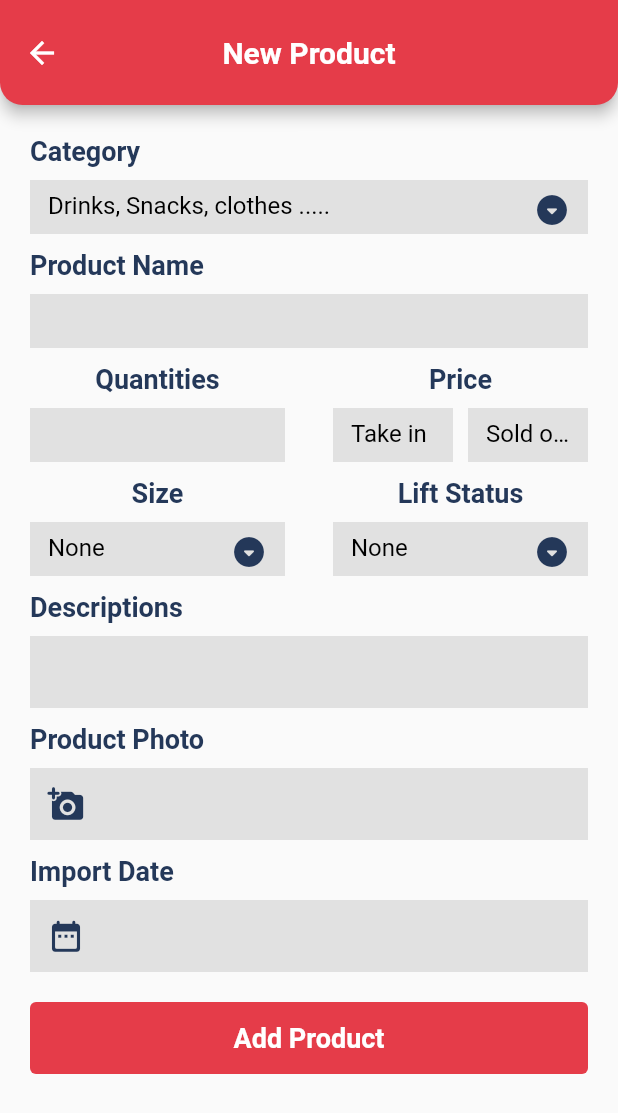
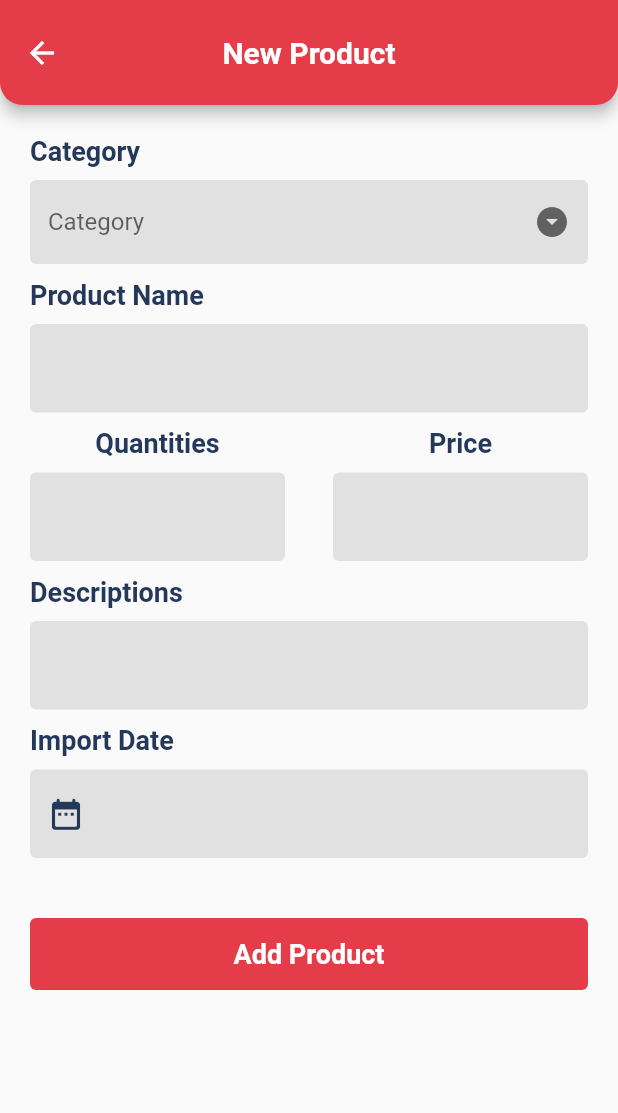
Before and after one commit to darot-chen/MyStockApp, a Flutter app: the AddProductPage screen opened directly, on a phone screen of 412 x 824 dp. Shown: the top 1113 px of the screen. Run offline on Flutter 3.47's test engine with Material 2 defaults, Android fonts, the phone set to English and light mode, and no system bars; our stand-ins replace dropdown_formfield, syncfusion_flutter_calendar.

Commit message:
git status

```diff
--- a/lib/screens/add_product_screen.dart
+++ b/lib/screens/add_product_screen.dart
@@ -1,5 +1,7 @@
+import 'package:dropdown_formfield/dropdown_formfield.dart';
 import 'package:flutter/material.dart';
 import 'package:my_stock/components/my_app_bar.dart';
+import 'package:my_stock/components/my_dropdown.dart';
 import 'package:my_stock/screens/product_detail_screen.dart';
 
 class AddProductPage extends StatefulWidget {
@@ -22,14 +24,15 @@ const MaterialColor _buttonTextColor = MaterialColor(0xFFE53C49, <int, Color>{
 
 class _AddProductPageState extends State<AddProductPage> {
   var _scaffoldKey = GlobalKey<ScaffoldState>();
+  var _formKey = GlobalKey<FormState>();
+
   TextEditingController etCategory = new TextEditingController();
   TextEditingController etProductName = new TextEditingController();
   TextEditingController etStock = new TextEditingController();
-  TextEditingController etTakein = new TextEditingController();
-  TextEditingController etSoldout = new TextEditingController();
-  TextEditingController etSize = new TextEditingController();
+  TextEditingController etPrice = new TextEditingController();
   TextEditingController etDescript = new TextEditingController();
   TextEditingController etProductPhoto = new TextEditingController();
+  TextEditingController etImportDate = new TextEditingController();
 
   DateTime _date = DateTime.now();
   Future<Null> _selectDate(BuildContext context) async {
@@ -38,6 +41,10 @@ class _AddProductPageState extends State<AddProductPage> {
       initialDate: _date,
       firstDate: DateTime(1999),
       lastDate: DateTime(2050),
+      textDirection: TextDirection.ltr,
+      initialDatePickerMode: DatePickerMode.year,
+      selectableDayPredicate: (DateTime val) =>
+          val.weekday == 6 || val.weekday == 7 ? false : true,
       builder: (BuildContext context, Widget child) {
         return Theme(
           data: ThemeData(
@@ -69,7 +76,9 @@ class _AddProductPageState extends State<AddProductPage> {
   }
 
   get _buildBody {
-    return Container(
+    return Form(
+      key: _formKey,
+      child: Container(
         padding: EdgeInsets.all(20),
         child: ListView(
           children: [
@@ -85,24 +94,17 @@ class _AddProductPageState extends State<AddProductPage> {
             SizedBox(
               height: 10,
             ),
-          _buildSizes,
-          SizedBox(
-            height: 10,
-          ),
             _buildDescript,
-          SizedBox(
-            height: 10,
-          ),
-          _buildProductPhoto,
             SizedBox(
               height: 10,
             ),
             _buildImportDate,
             SizedBox(
-            height: 20,
+              height: 40,
             ),
             _buildButtonAdd,
           ],
+        ),
       ),
     );
   }
@@ -126,24 +128,15 @@ class _AddProductPageState extends State<AddProductPage> {
             height: 9,
           ),
           Container(
-            height: 36,
-            child: TextField(
-              controller: etCategory,
-              autocorrect: true,
-              decoration: InputDecoration(
-                fillColor: Color(0xFFE1E1E1),
-                filled: true,
-                hintText: "Drinks, Snacks, clothes .....",
-                hintStyle: TextStyle(color: Color(0xFF000000)),
-                suffixIcon: IconButton(
-                    icon: Icon(
-                      Icons.arrow_drop_down_circle_rounded,
-                      size: 24,
-                      color: Color(0xFF243859),
-                    ),
-                    onPressed: () {}),
-                border: InputBorder.none,
-              ),
+            alignment: Alignment.center,
+            child: MyDropDown(
+              height: 48,
+              items: ['Drinks', 'Snacks', 'Clothes'],
+              onChanged: (value) {
+                setState(() {});
+              },
+              hintText: Text('Category'),
+              icon: Icon(Icons.arrow_drop_down_circle),
             ),
           ),
         ],
@@ -170,16 +163,27 @@ class _AddProductPageState extends State<AddProductPage> {
             height: 9,
           ),
           Container(
-            height: 36,
-            child: TextField(
+            child: TextFormField(
               controller: etProductName,
+              validator: (value) {
+                if (value == null || value.isEmpty) {
+                  return 'Please enter product name';
+                }
+                return null;
+              },
               autocorrect: true,
               decoration: InputDecoration(
                 fillColor: Color(0xFFE1E1E1),
                 filled: true,
                 hintText: "",
                 hintStyle: TextStyle(color: Color(0xFF000000)),
-                border: InputBorder.none,
+                border: OutlineInputBorder(
+                  borderRadius: BorderRadius.circular(4),
+                  borderSide: BorderSide(
+                    width: 0,
+                    style: BorderStyle.none,
+                  ),
+                ),
               ),
             ),
           ),
@@ -218,17 +222,28 @@ class _AddProductPageState extends State<AddProductPage> {
             height: 9,
           ),
           Container(
-            height: 36,
             width: 170,
-            child: TextField(
+            child: TextFormField(
               controller: etStock,
+              validator: (value) {
+                if (value == null || value.isEmpty) {
+                  return 'Please enter stock';
+                }
+                return null;
+              },
               autocorrect: true,
               decoration: InputDecoration(
                 fillColor: Color(0xFFE1E1E1),
                 filled: true,
                 hintText: "",
                 hintStyle: TextStyle(color: Color(0xFF000000)),
-                border: InputBorder.none,
+                border: OutlineInputBorder(
+                  borderRadius: BorderRadius.circular(4),
+                  borderSide: BorderSide(
+                    width: 0,
+                    style: BorderStyle.none,
+                  ),
+                ),
               ),
             ),
           ),
@@ -256,142 +271,28 @@ class _AddProductPageState extends State<AddProductPage> {
             height: 9,
           ),
           Container(
-            child: Row(
-              children: [
-                Container(
-                  height: 36,
-                  width: 80,
-                  child: TextField(
-                    controller: etTakein,
+            width: 170,
+            child: TextFormField(
+              controller: etPrice,
+              validator: (value) {
+                if (value == null || value.isEmpty) {
+                  return 'Please enter price';
+                }
+                return null;
+              },
               autocorrect: true,
               decoration: InputDecoration(
                 fillColor: Color(0xFFE1E1E1),
                 filled: true,
-                      hintText: "Take in",
+                hintText: "",
                 hintStyle: TextStyle(color: Color(0xFF000000)),
-                      border: InputBorder.none,
+                border: OutlineInputBorder(
+                  borderRadius: BorderRadius.circular(4),
+                  borderSide: BorderSide(
+                    width: 0,
+                    style: BorderStyle.none,
                   ),
                 ),
-                ),
-                SizedBox(
-                  width: 10,
-                ),
-                Container(
-                  height: 36,
-                  width: 80,
-                  child: TextField(
-                    controller: etSoldout,
-                    autocorrect: true,
-                    decoration: InputDecoration(
-                      fillColor: Color(0xFFE1E1E1),
-                      filled: true,
-                      hintText: "Sold out",
-                      hintStyle: TextStyle(color: Color(0xFF000000)),
-                      border: InputBorder.none,
-                    ),
-                  ),
-                ),
-              ],
-            ),
-          )
-        ],
-      ),
-    );
-  }
-
-  get _buildSizes {
-    return Container(
-      child: Row(
-        mainAxisAlignment: MainAxisAlignment.spaceBetween,
-        children: [
-          _buildSize,
-          _buildLiftStatus,
-        ],
-      ),
-    );
-  }
-
-  get _buildSize {
-    return Container(
-      child: Column(
-        children: [
-          Container(
-            alignment: Alignment.topLeft,
-            child: Text(
-              'Size',
-              style: TextStyle(
-                color: Color(0xFF243859),
-                fontSize: 18,
-                fontWeight: FontWeight.bold,
-              ),
-            ),
-          ),
-          SizedBox(
-            height: 9,
-          ),
-          Container(
-            height: 36,
-            width: 170,
-            child: TextField(
-              controller: etSize,
-              autocorrect: true,
-              decoration: InputDecoration(
-                fillColor: Color(0xFFE1E1E1),
-                filled: true,
-                hintText: "None",
-                hintStyle: TextStyle(color: Color(0xFF000000)),
-                suffixIcon: IconButton(
-                    icon: Icon(
-                      Icons.arrow_drop_down_circle_rounded,
-                      size: 24,
-                      color: Color(0xFF243859),
-                    ),
-                    onPressed: () {}),
-                border: InputBorder.none,
-              ),
-            ),
-          ),
-        ],
-      ),
-    );
-  }
-
-  get _buildLiftStatus {
-    return Container(
-      child: Column(
-        children: [
-          Container(
-            alignment: Alignment.topLeft,
-            child: Text(
-              'Lift Status',
-              style: TextStyle(
-                color: Color(0xFF243859),
-                fontSize: 18,
-                fontWeight: FontWeight.bold,
-              ),
-            ),
-          ),
-          SizedBox(
-            height: 9,
-          ),
-          Container(
-            height: 36,
-            width: 170,
-            child: TextField(
-              autocorrect: true,
-              decoration: InputDecoration(
-                fillColor: Color(0xFFE1E1E1),
-                filled: true,
-                hintText: "None",
-                hintStyle: TextStyle(color: Color(0xFF000000)),
-                suffixIcon: IconButton(
-                    icon: Icon(
-                      Icons.arrow_drop_down_circle_rounded,
-                      size: 24,
-                      color: Color(0xFF243859),
-                    ),
-                    onPressed: () {}),
-                border: InputBorder.none,
               ),
             ),
           ),
@@ -419,15 +320,27 @@ class _AddProductPageState extends State<AddProductPage> {
             height: 9,
           ),
           Container(
-            child: TextField(
+            child: TextFormField(
               controller: etDescript,
+              validator: (value) {
+                if (value == null || value.isEmpty) {
+                  return 'Please enter descript';
+                }
+                return null;
+              },
               autocorrect: true,
               decoration: InputDecoration(
                 fillColor: Color(0xFFE1E1E1),
                 filled: true,
                 hintText: "",
                 hintStyle: TextStyle(color: Color(0xFF000000)),
-                border: InputBorder.none,
+                border: OutlineInputBorder(
+                  borderRadius: BorderRadius.circular(4),
+                  borderSide: BorderSide(
+                    width: 0,
+                    style: BorderStyle.none,
+                  ),
+                ),
               ),
             ),
           ),
@@ -436,48 +349,54 @@ class _AddProductPageState extends State<AddProductPage> {
     );
   }
 
-  get _buildProductPhoto {
-    return Container(
-      child: Column(
-        children: [
-          Container(
-            alignment: Alignment.topLeft,
-            child: Text(
-              'Product Photo',
-              style: TextStyle(
-                color: Color(0xFF243859),
-                fontSize: 18,
-                fontWeight: FontWeight.bold,
-              ),
-            ),
-          ),
-          SizedBox(
-            height: 9,
-          ),
-          Container(
-            child: TextField(
-              controller: etProductPhoto,
-              autocorrect: true,
-              decoration: InputDecoration(
-                fillColor: Color(0xFFE1E1E1),
-                filled: true,
-                hintText: "",
-                hintStyle: TextStyle(color: Color(0xFF000000)),
-                prefixIcon: IconButton(
-                    icon: Icon(
-                      Icons.add_a_photo_rounded,
-                      size: 25,
-                      color: Color(0xFF243859),
-                    ),
-                    onPressed: () {}),
-                border: InputBorder.none,
-              ),
-            ),
-          ),
-        ],
-      ),
-    );
-  }
+  // get _buildProductPhoto {
+  //   return Container(
+  //     child: Column(
+  //       children: [
+  //         Container(
+  //           alignment: Alignment.topLeft,
+  //           child: Text(
+  //             'Product Photo',
+  //             style: TextStyle(
+  //               color: Color(0xFF243859),
+  //               fontSize: 18,
+  //               fontWeight: FontWeight.bold,
+  //             ),
+  //           ),
+  //         ),
+  //         SizedBox(
+  //           height: 9,
+  //         ),
+  //         Container(
+  //           child: TextFormField(
+  //             controller: etProductPhoto,
+  //             validator: (value) {
+  //               if (value == null || value.isEmpty) {
+  //                 return 'Please enter some text';
+  //               }
+  //               return null;
+  //             },
+  //             autocorrect: true,
+  //             decoration: InputDecoration(
+  //               fillColor: Color(0xFFE1E1E1),
+  //               filled: true,
+  //               hintText: "",
+  //               hintStyle: TextStyle(color: Color(0xFF000000)),
+  //               prefixIcon: IconButton(
+  //                   icon: Icon(
+  //                     Icons.add_a_photo_rounded,
+  //                     size: 25,
+  //                     color: Color(0xFF243859),
+  //                   ),
+  //                   onPressed: () {}),
+  //               border: InputBorder.none,
+  //             ),
+  //           ),
+  //         ),
+  //       ],
+  //     ),
+  //   );
+  // }
 
   get _buildImportDate {
     return Container(
@@ -498,12 +417,18 @@ class _AddProductPageState extends State<AddProductPage> {
             height: 9,
           ),
           Container(
-            child: TextField(
+            child: TextFormField(
+              controller: etImportDate,
+              validator: (value) {
+                if (value == null || value.isEmpty) {
+                  return 'Please enter date';
+                }
+                return null;
+              },
               autocorrect: true,
               decoration: InputDecoration(
                 fillColor: Color(0xFFE1E1E1),
                 filled: true,
-                hintText: "",
                 hintStyle: TextStyle(color: Color(0xFF000000)),
                 prefixIcon: IconButton(
                     icon: Icon(
@@ -516,8 +441,19 @@ class _AddProductPageState extends State<AddProductPage> {
                         _selectDate(context);
                       });
                     }),
-                border: InputBorder.none,
+                border: OutlineInputBorder(
+                  borderRadius: BorderRadius.circular(4),
+                  borderSide: BorderSide(
+                    width: 0,
+                    style: BorderStyle.none,
                   ),
+                ),
+              ),
+              onTap: () {
+                setState(() {
+                  _selectDate(context);
+                });
+              },
             ),
           ),
         ],
@@ -534,7 +470,7 @@ class _AddProductPageState extends State<AddProductPage> {
       ),
       child: TextButton(
         onPressed: () {
-          _sendText(context);
+          if (_formKey.currentState.validate()) _sendText(context);
         },
         child: Text(
           "Add Product",
@@ -552,22 +488,20 @@ class _AddProductPageState extends State<AddProductPage> {
     String nCategory = etCategory.text;
     String nProductName = etProductName.text;
     String nStock = etStock.text;
-    String nTakein = etTakein.text;
-    String nSoldout = etSoldout.text;
-    String nSize = etSize.text;
+    String nPrice = etPrice.text;
     String nDescript = etDescript.text;
     String nProductPhoto = etProductPhoto.text;
+    String nImportDtae = etImportDate.text;
     Navigator.of(context).push(
       MaterialPageRoute(
         builder: (context) => ProductDetailPage(
           nCategoryText: nCategory,
           nProductNameText: nProductName,
           nStockText: nStock,
-          nTakeinText: nTakein,
-          nSoldOutText: nSoldout,
-          nSizeText: nSize,
+          nPriceText: nPrice,
           nDescriptText: nDescript,
           nProductPhotoText: nProductPhoto,
+          nImportDateText: nImportDtae,
         ),
       ),
     );
```
Also changed, not shown: lib/screens/product_detail_screen.dart (+18 -158 lines). Lines whose indentation alone changed are shown as unchanged.
